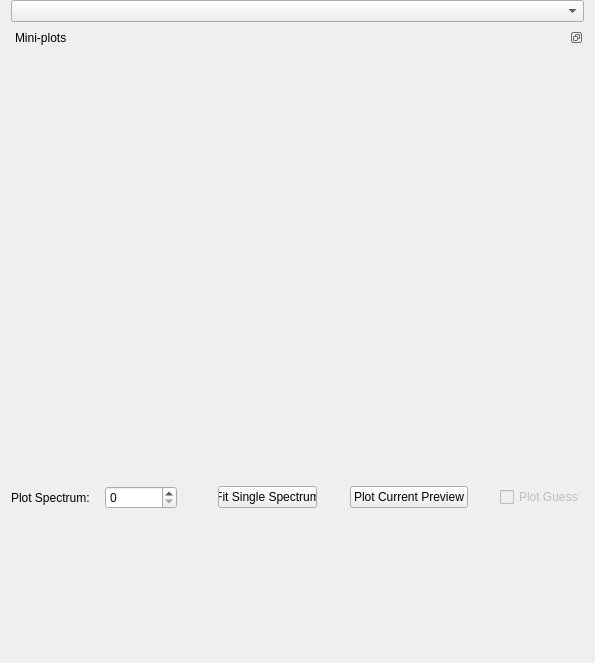
Qt form qt/scientific_interfaces/Indirect/IndirectFitPreviewPlot.ui (mantidproject/mantid) before a commit.
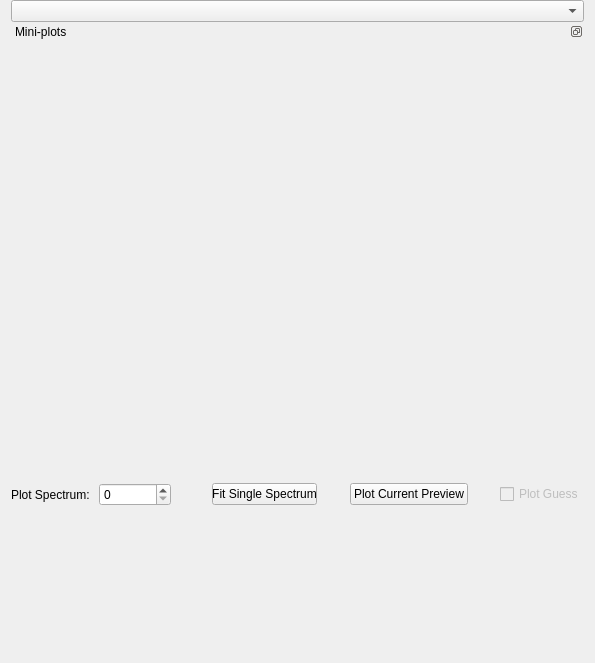
The same form after that commit. Custom widgets are drawn as their Qt base class.

```diff
--- a/qt/scientific_interfaces/Indirect/IndirectFitPreviewPlot.ui
+++ b/qt/scientific_interfaces/Indirect/IndirectFitPreviewPlot.ui
@@ -14,6 +14,9 @@
    <string>Form</string>
   </property>
   <layout class="QVBoxLayout" name="verticalLayout_2" stretch="0,0,0">
+   <property name="spacing">
+    <number>0</number>
+   </property>
    <property name="topMargin">
     <number>0</number>
    </property>
```
